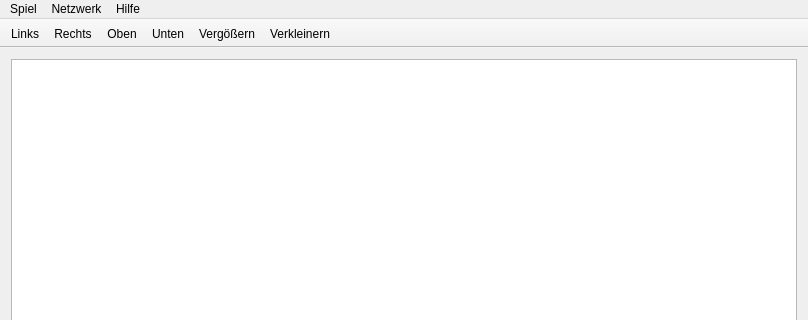
This is src/revrsi.ui in JPaehr/Revrsi as Qt 5 draws it before an edit; both pictures show x 0 to 808 and y 0 to 320 of the 808 by 655 pixel window. The edited form follows.
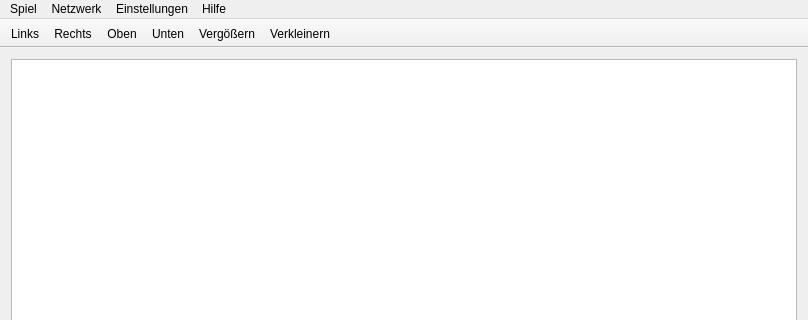
This is the edited form. Icons and pictures are not drawn.

The edit to the form file:
```diff
--- a/src/revrsi.ui
+++ b/src/revrsi.ui
@@ -95,8 +95,15 @@
     <addaction name="actionHilfe"/>
     <addaction name="action_ber"/>
    </widget>
+   <widget class="QMenu" name="menuEinstellungen">
+    <property name="title">
+     <string>Einstellungen</string>
+    </property>
+    <addaction name="actionKI_Einstellungen"/>
+   </widget>
    <addaction name="menuSpiel"/>
    <addaction name="menuNetzwerk"/>
+   <addaction name="menuEinstellungen"/>
    <addaction name="menuHilfe"/>
   </widget>
   <action name="actionNeu">
```
Left out of the diff: 5 changed lines with no effect on the pictures.
